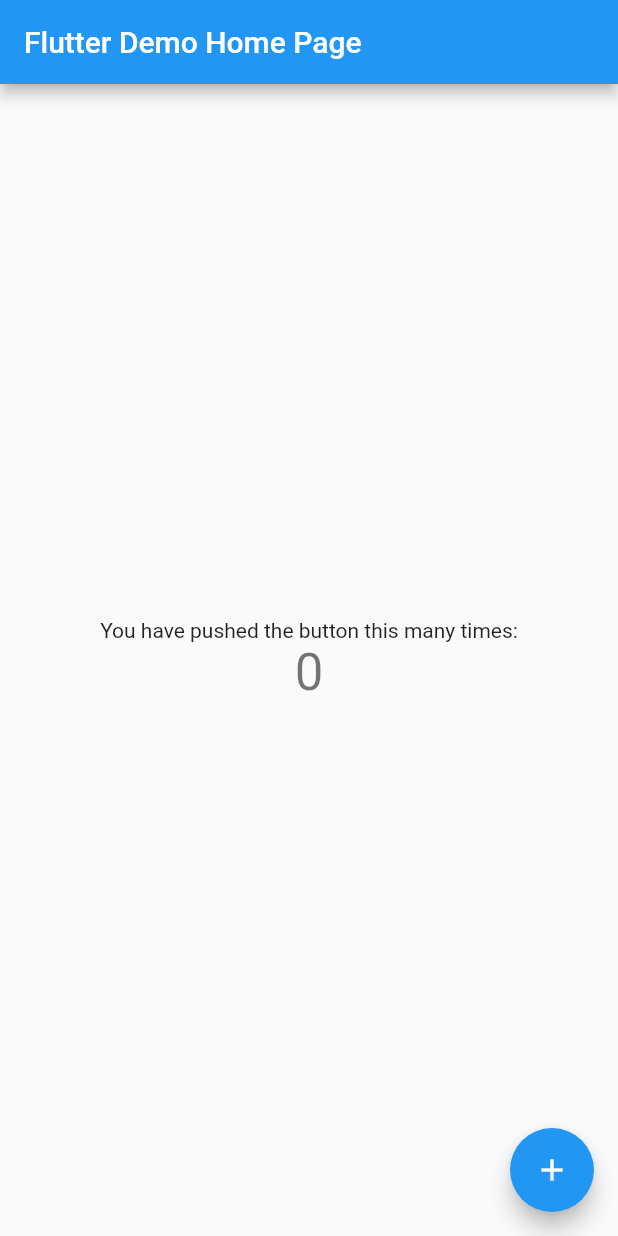
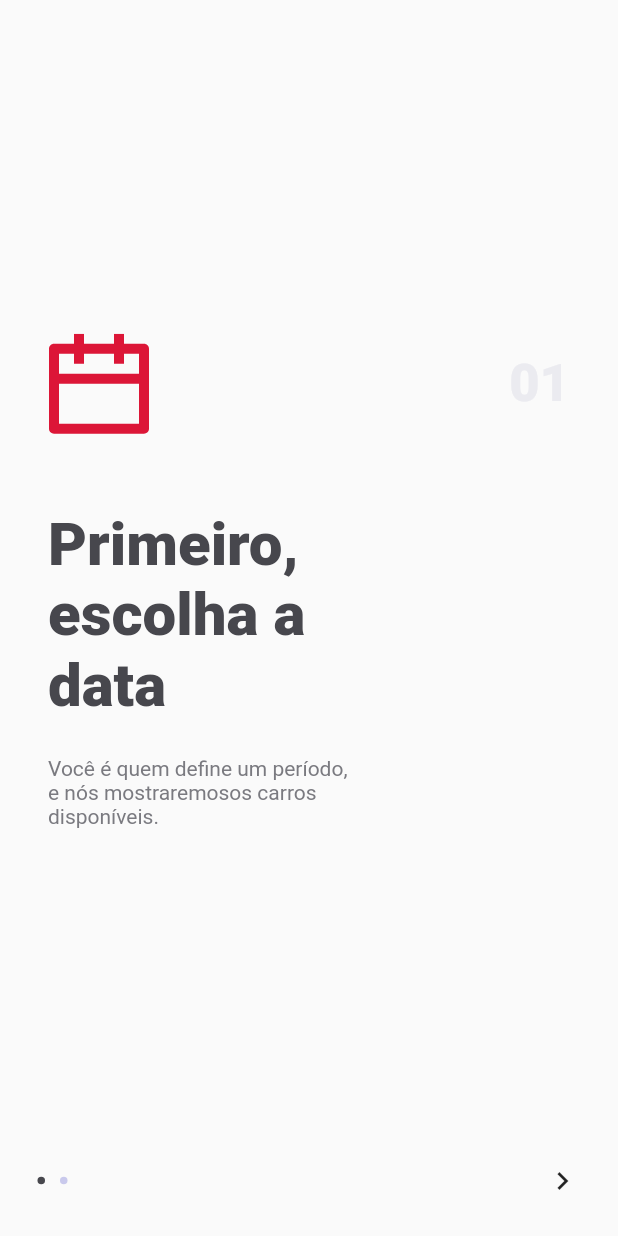
Before and after one commit to samples-flutter/rentx-app, a Flutter app: the screen it shows after launch, on a phone screen of 412 x 824 dp. Run offline on Flutter 3.47's test engine with Material 2 defaults, Android fonts, the phone set to English and light mode, and no system bars; our stand-ins replace flutter_svg.

Commit message:
feat: initial layout info one

```diff
--- a/lib/main.dart
+++ b/lib/main.dart
@@ -1,113 +1,20 @@
 import 'package:flutter/material.dart';
+import 'package:rentx/pages/splashscreen/splash_union.dart';
 
 void main() {
   runApp(MyApp());
 }
 
 class MyApp extends StatelessWidget {
-  // This widget is the root of your application.
   @override
   Widget build(BuildContext context) {
     return MaterialApp(
+      debugShowCheckedModeBanner: false,
       title: 'Flutter Demo',
       theme: ThemeData(
-        // This is the theme of your application.
-        //
-        // Try running your application with "flutter run". You'll see the
-        // application has a blue toolbar. Then, without quitting the app, try
-        // changing the primarySwatch below to Colors.green and then invoke
-        // "hot reload" (press "r" in the console where you ran "flutter run",
-        // or simply save your changes to "hot reload" in a Flutter IDE).
-        // Notice that the counter didn't reset back to zero; the application
-        // is not restarted.
         primarySwatch: Colors.blue,
       ),
-      home: MyHomePage(title: 'Flutter Demo Home Page'),
+      home: SplashUnion(),
     );
   }
 }
-
-class MyHomePage extends StatefulWidget {
-  MyHomePage({Key? key, required this.title}) : super(key: key);
-
-  // This widget is the home page of your application. It is stateful, meaning
-  // that it has a State object (defined below) that contains fields that affect
-  // how it looks.
-
-  // This class is the configuration for the state. It holds the values (in this
-  // case the title) provided by the parent (in this case the App widget) and
-  // used by the build method of the State. Fields in a Widget subclass are
-  // always marked "final".
-
-  final String title;
-
-  @override
-  _MyHomePageState createState() => _MyHomePageState();
-}
-
-class _MyHomePageState extends State<MyHomePage> {
-  int _counter = 0;
-
-  void _incrementCounter() {
-    setState(() {
-      // This call to setState tells the Flutter framework that something has
-      // changed in this State, which causes it to rerun the build method below
-      // so that the display can reflect the updated values. If we changed
-      // _counter without calling setState(), then the build method would not be
-      // called again, and so nothing would appear to happen.
-      _counter++;
-    });
-  }
-
-  @override
-  Widget build(BuildContext context) {
-    // This method is rerun every time setState is called, for instance as done
-    // by the _incrementCounter method above.
-    //
-    // The Flutter framework has been optimized to make rerunning build methods
-    // fast, so that you can just rebuild anything that needs updating rather
-    // than having to individually change instances of widgets.
-    return Scaffold(
-      appBar: AppBar(
-        // Here we take the value from the MyHomePage object that was created by
-        // the App.build method, and use it to set our appbar title.
-        title: Text(widget.title),
-      ),
-      body: Center(
-        // Center is a layout widget. It takes a single child and positions it
-        // in the middle of the parent.
-        child: Column(
-          // Column is also a layout widget. It takes a list of children and
-          // arranges them vertically. By default, it sizes itself to fit its
-          // children horizontally, and tries to be as tall as its parent.
-          //
-          // Invoke "debug painting" (press "p" in the console, choose the
-          // "Toggle Debug Paint" action from the Flutter Inspector in Android
-          // Studio, or the "Toggle Debug Paint" command in Visual Studio Code)
-          // to see the wireframe for each widget.
-          //
-          // Column has various properties to control how it sizes itself and
-          // how it positions its children. Here we use mainAxisAlignment to
-          // center the children vertically; the main axis here is the vertical
-          // axis because Columns are vertical (the cross axis would be
-          // horizontal).
-          mainAxisAlignment: MainAxisAlignment.center,
-          children: <Widget>[
-            Text(
-              'You have pushed the button this many times:',
-            ),
-            Text(
-              '$_counter',
-              style: Theme.of(context).textTheme.headline4,
-            ),
-          ],
-        ),
-      ),
-      floatingActionButton: FloatingActionButton(
-        onPressed: _incrementCounter,
-        tooltip: 'Increment',
-        child: Icon(Icons.add),
-      ), // This trailing comma makes auto-formatting nicer for build methods.
-    );
-  }
-}
--- /dev/null
+++ b/lib/pages/information/information_page.dart
@@ -0,0 +1,58 @@
+import 'package:flutter/material.dart';
+import 'package:rentx/pages/information/widget/first_page_widget.dart';
+import 'package:rentx/styles/app_colors.dart';
+
+class InformationPage extends StatefulWidget {
+  const InformationPage({Key? key}) : super(key: key);
+
+  @override
+  _InformationPageState createState() => _InformationPageState();
+}
+
+class _InformationPageState extends State<InformationPage> {
+  final PageController controller = PageController(initialPage: 0);
+
+  @override
+  Widget build(BuildContext context) {
+    return Scaffold(
+      body: Padding(
+        padding: const EdgeInsets.all(32.0),
+        child: PageView(
+          children: [FirstPageWidget()],
+        ),
+      ),
+      bottomNavigationBar: buildBottomNavigation(),
+    );
+  }
+
+  Widget buildBottomNavigation() {
+    return Container(
+      child: Padding(
+        padding: EdgeInsets.only(right: 25, left: 25, bottom: 25),
+        child: Row(
+          mainAxisAlignment: MainAxisAlignment.spaceBetween,
+          children: [
+            Row(
+              children: [
+                Container(
+                  width: 5,
+                  height: 5,
+                  decoration: BoxDecoration(
+                      shape: BoxShape.circle, color: AppColors.grayDart),
+                ),
+                SizedBox(width: 10),
+                Container(
+                  width: 5,
+                  height: 5,
+                  decoration: BoxDecoration(
+                      shape: BoxShape.circle, color: AppColors.grayLight),
+                )
+              ],
+            ),
+            Icon(Icons.navigate_next)
+          ],
+        ),
+      ),
+    );
+  }
+}
--- /dev/null
+++ b/lib/pages/information/widget/first_page_widget.dart
@@ -0,0 +1,50 @@
+import 'package:flutter/material.dart';
+import 'package:flutter_svg/flutter_svg.dart';
+import 'package:rentx/styles/app_colors.dart';
+
+class FirstPageWidget extends StatelessWidget {
+  const FirstPageWidget({Key? key}) : super(key: key);
+
+  @override
+  Widget build(BuildContext context) {
+    return Column(
+      mainAxisAlignment: MainAxisAlignment.center,
+      crossAxisAlignment: CrossAxisAlignment.start,
+      children: [
+        Row(
+          mainAxisAlignment: MainAxisAlignment.spaceBetween,
+          children: [
+            SvgPicture.asset('images/icon_calendar.svg'),
+            Text(
+              '01',
+              style: TextStyle(
+                  color: AppColors.gray300,
+                  fontSize: 35,
+                  fontWeight: FontWeight.w900),
+            )
+          ],
+        ),
+        SizedBox(height: 50),
+        SizedBox(
+          width: MediaQuery.of(context).size.width / 2,
+          child: Text(
+            "Primeiro, escolha a data",
+            style: TextStyle(
+                color: AppColors.grayDart,
+                fontSize: 40,
+                fontWeight: FontWeight.w900),
+            textAlign: TextAlign.left,
+          ),
+        ),
+        SizedBox(height: 24),
+        SizedBox(
+          width: MediaQuery.of(context).size.width / 2,
+          child: Text(
+            "Você é quem define um período, e nós mostraremosos carros disponíveis.",
+            style: TextStyle(color: AppColors.gray400),
+          ),
+        )
+      ],
+    );
+  }
+}
--- /dev/null
+++ b/lib/styles/app_colors.dart
@@ -0,0 +1,8 @@
+import 'package:flutter/material.dart';
+
+class AppColors {
+  static final grayLight = Color.fromRGBO(201, 201, 236, 1.0);
+  static final grayDart = Color.fromRGBO(71, 71, 77, 1);
+  static final gray300 = Color.fromRGBO(235, 235, 240, 1);
+  static final gray400 = Color.fromRGBO(122, 122, 128, 1);
+}
```
Also changed, not shown: lib/pages/splashscreen/splash_logo.dart (added, +47 -0 lines), lib/pages/splashscreen/splash_union.dart (added, +44 -0 lines), pubspec.yaml (+5 -3 lines), images/icon_calendar.svg (added), images/logo.svg (added), images/union.svg (added), pubspec.lock, 8 other files.
